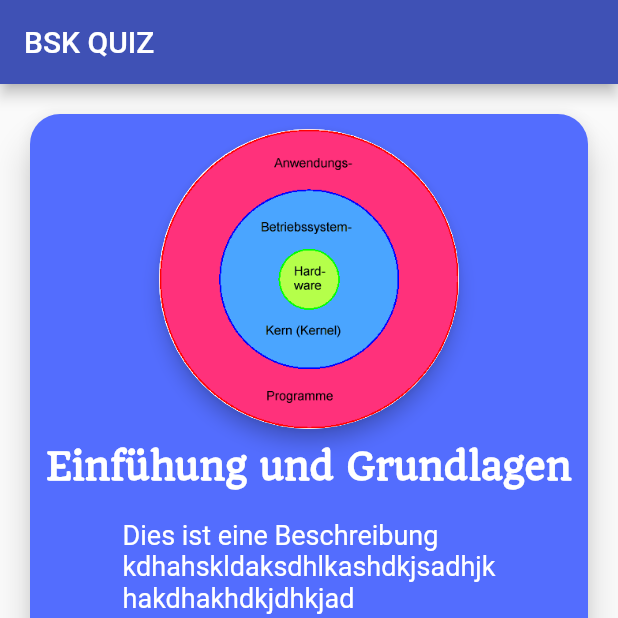
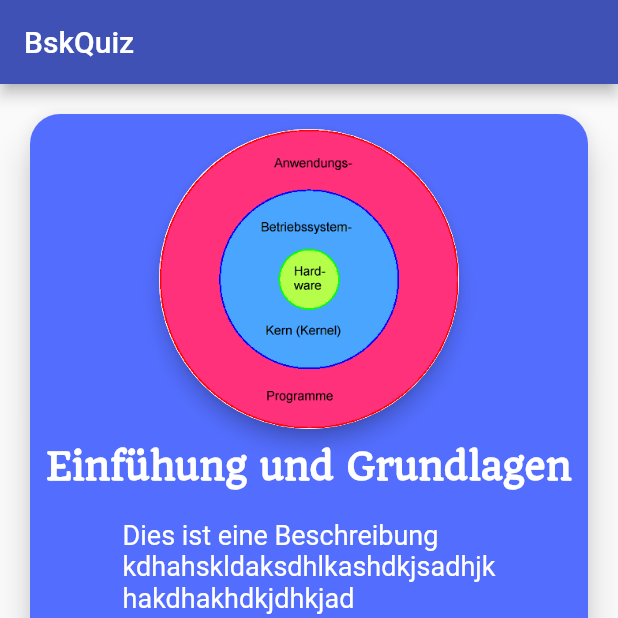
Before and after one commit to AlfredTachi/bsk_app, a Flutter app: the screen it shows after launch, on a phone screen of 412 x 824 dp, the top half of it. Run offline on Flutter 3.47's test engine with Material 2 defaults, Android fonts, the phone set to English and light mode, and no system bars; Roboto replaces fonts that are missing (Alike, Qando); project files that could hold a hidden picture were left out.

Commit message:
add a text

```diff
--- a/lib/home.dart
+++ b/lib/home.dart
@@ -23,6 +23,9 @@ class _HomepageState extends State<Homepage> {
         20.0,
       ),
       child: InkWell(
+        onTap: (){
+          debugPrint("Card Tapped");
+        },
         child: Material(
           color: Colors.indigoAccent,
           elevation: 10.0,
@@ -42,6 +45,7 @@ class _HomepageState extends State<Homepage> {
                       width: 200.0,
                       child: ClipOval(
                         child: Image(
+                          fit: BoxFit.contain,
                           image: AssetImage(
                             image,
                           ),
@@ -87,7 +91,7 @@ class _HomepageState extends State<Homepage> {
     return Scaffold(
       appBar: AppBar(
         title: Text(
-          "BSK QUIZ",
+          "BskQuiz",
           style: TextStyle(
             fontFamily: "Qando",
           ),
--- a/lib/main.dart
+++ b/lib/main.dart
@@ -8,7 +8,7 @@ class MyApp extends StatelessWidget {
   Widget build(BuildContext context) {
     return MaterialApp(
       debugShowCheckedModeBanner: true,
-      title: 'BSK QUIZ',
+      title: 'BskQuiz',
       theme: ThemeData(
 
         primarySwatch: Colors.indigo,
--- a/lib/splash.dart
+++ b/lib/splash.dart
@@ -26,7 +26,7 @@ class _SplashscreenState extends State<Splashscreen> {
       backgroundColor: Colors.indigo,
       body: Center(
         child: Text(
-          "BSK QUIZ",
+          "BskQuiz",
           style: TextStyle(
             fontSize: 50.0,
             color: Colors.white,
```
